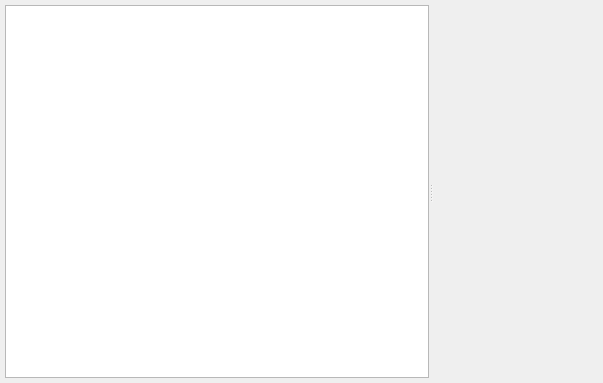
Before: the Qt Designer form PageDefault.ui in congchenutd/MedicalClaims, drawn with Qt 5.
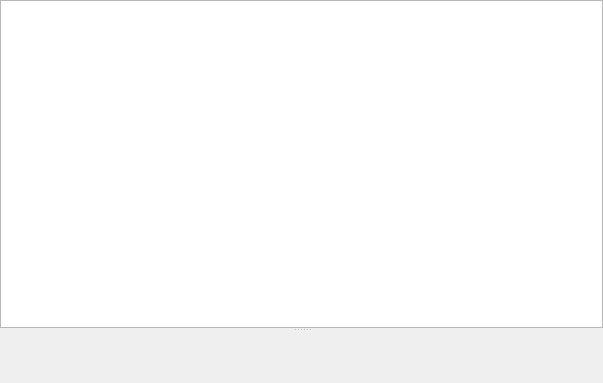
After: the same form once the commit is applied. Custom widgets are drawn as their Qt base class.

Commit message: = Moved attachment widget to the bottom + Maximize main window on startup

Diff of the .ui file:
```diff
--- a/PageDefault.ui
+++ b/PageDefault.ui
@@ -15,21 +15,21 @@
   </property>
   <layout class="QHBoxLayout" name="horizontalLayout">
    <property name="leftMargin">
-    <number>5</number>
+    <number>0</number>
    </property>
    <property name="topMargin">
-    <number>5</number>
+    <number>0</number>
    </property>
    <property name="rightMargin">
-    <number>5</number>
+    <number>0</number>
    </property>
    <property name="bottomMargin">
-    <number>5</number>
+    <number>0</number>
    </property>
    <item>
     <widget class="QSplitter" name="splitter">
      <property name="orientation">
-      <enum>Qt::Horizontal</enum>
+      <enum>Qt::Vertical</enum>
      </property>
      <widget class="FilterableTableView" name="tableView">
       <property name="sortingEnabled">
```
The commit also changes 3 other files.
